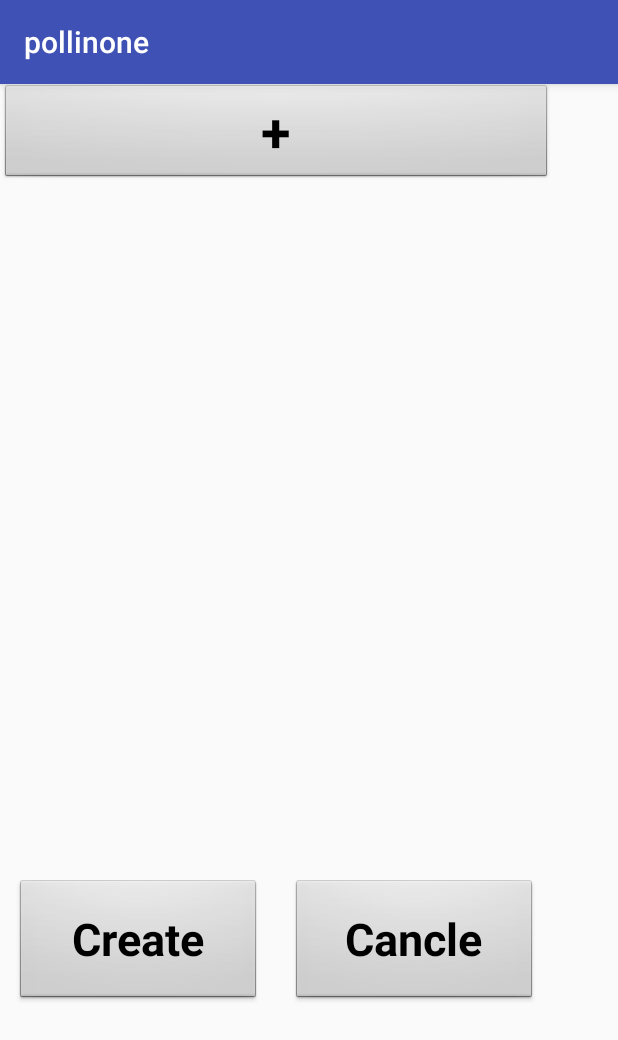
After one commit to pipoket/2017spring-cs442-pollinone, an Android app: the CreatePoll screen opened directly, with no data from a screen before it, on a phone screen of 412 x 824 dp. The commit adds this screen. Shown: the top 1040 px of the screen. Run offline under Robolectric (Android 15) with nearby library versions, the phone set to English and light mode, and no system bars.

Commit message:
Add views of CreatingPoll, Starting Vote

```diff
--- a/proj/pollinone/app/build.gradle
+++ b/proj/pollinone/app/build.gradle
@@ -26,5 +26,6 @@ dependencies {
     })
     compile 'com.android.support:appcompat-v7:25.3.1'
     compile 'com.android.support.constraint:constraint-layout:1.0.2'
+    compile 'com.android.support:design:25.3.1'
     testCompile 'junit:junit:4.12'
 }
--- a/proj/pollinone/app/src/main/AndroidManifest.xml
+++ b/proj/pollinone/app/src/main/AndroidManifest.xml
@@ -16,6 +16,8 @@
                 <category android:name="android.intent.category.LAUNCHER" />
             </intent-filter>
         </activity>
+        <activity android:name=".CreatePoll"/>
+        <activity android:name=".StartVote" />
     </application>
 
 </manifest>
--- /dev/null
+++ b/proj/pollinone/app/src/main/java/com/cs442/sexysuckzoo/pollinone/CreatePoll.java
@@ -0,0 +1,13 @@
+package com.cs442.sexysuckzoo.pollinone;
+
+import android.support.v7.app.AppCompatActivity;
+import android.os.Bundle;
+
+public class CreatePoll extends AppCompatActivity {
+
+    @Override
+    protected void onCreate(Bundle savedInstanceState) {
+        super.onCreate(savedInstanceState);
+        setContentView(R.layout.activity_create_poll);
+    }
+}
--- /dev/null
+++ b/proj/pollinone/app/src/main/res/layout/activity_create_poll.xml
@@ -0,0 +1,68 @@
+<?xml version="1.0" encoding="utf-8"?>
+<android.support.constraint.ConstraintLayout xmlns:android="http://schemas.android.com/apk/res/android"
+    xmlns:app="http://schemas.android.com/apk/res-auto"
+    xmlns:tools="http://schemas.android.com/tools"
+    android:layout_width="match_parent"
+    android:layout_height="match_parent"
+    tools:context="com.cs442.sexysuckzoo.pollinone.CreatePoll">
+
+    <LinearLayout
+        android:layout_width="368dp"
+        android:layout_height="624dp"
+        android:orientation="vertical"
+        tools:layout_editor_absoluteX="8dp"
+        tools:layout_editor_absoluteY="8dp">
+
+        <ScrollView
+            android:layout_width="match_parent"
+            android:layout_height="520dp"
+            tools:layout_editor_absoluteX="8dp"
+            tools:layout_editor_absoluteY="8dp">
+
+            <LinearLayout
+                android:layout_width="match_parent"
+                android:layout_height="wrap_content"
+                android:orientation="vertical" >
+
+                <Button
+                    android:id="@+id/button_add_target"
+                    style="@android:style/Widget.Button"
+                    android:layout_width="match_parent"
+                    android:layout_height="wrap_content"
+                    android:text="+"
+                    android:textSize="36sp"
+                    android:textStyle="bold"
+                    android:visibility="visible" />
+            </LinearLayout>
+        </ScrollView>
+
+        <LinearLayout
+            android:layout_width="match_parent"
+            android:layout_height="match_parent"
+            android:orientation="horizontal">
+
+            <Button
+                android:id="@+id/button_create"
+                style="@android:style/Widget.Button"
+                android:layout_width="match_parent"
+                android:layout_height="match_parent"
+                android:layout_margin="15px"
+                android:layout_weight="1"
+                android:text="Create"
+                android:textSize="30sp"
+                android:textStyle="bold" />
+
+            <Button
+                android:id="@+id/button_cancle"
+                style="@android:style/Widget.Button"
+                android:layout_width="match_parent"
+                android:layout_height="match_parent"
+                android:layout_margin="15px"
+                android:layout_weight="1"
+                android:text="Cancle"
+                android:textSize="30sp"
+                android:textStyle="bold" />
+        </LinearLayout>
+
+    </LinearLayout>
+</android.support.constraint.ConstraintLayout>
--- a/proj/pollinone/app/src/main/res/values/strings.xml
+++ b/proj/pollinone/app/src/main/res/values/strings.xml
@@ -1,3 +1,4 @@
 <resources>
     <string name="app_name">pollinone</string>
+    <string name="title_activity_create_poll">CreatePoll</string>
 </resources>
```
Also changed, not shown: proj/pollinone/app/src/main/java/com/cs442/sexysuckzoo/pollinone/StartVote.java (added, +13 -0 lines), proj/pollinone/app/src/main/res/layout/activity_start_vote.xml (added, +62 -0 lines), proj/pollinone/app/src/main/res/values/styles.xml (+9 -0 lines).
